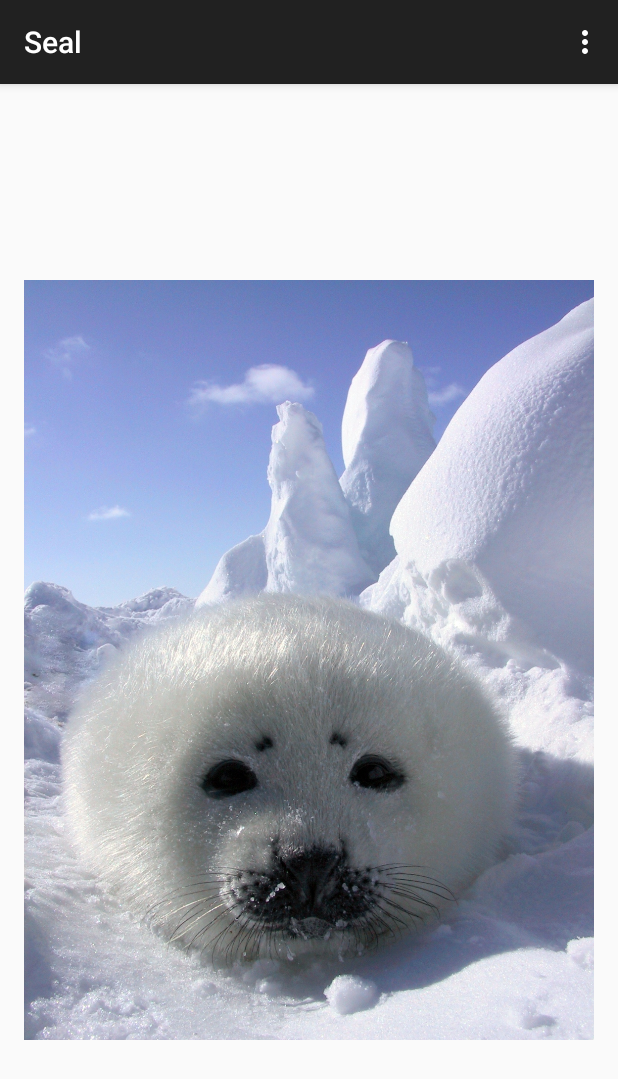
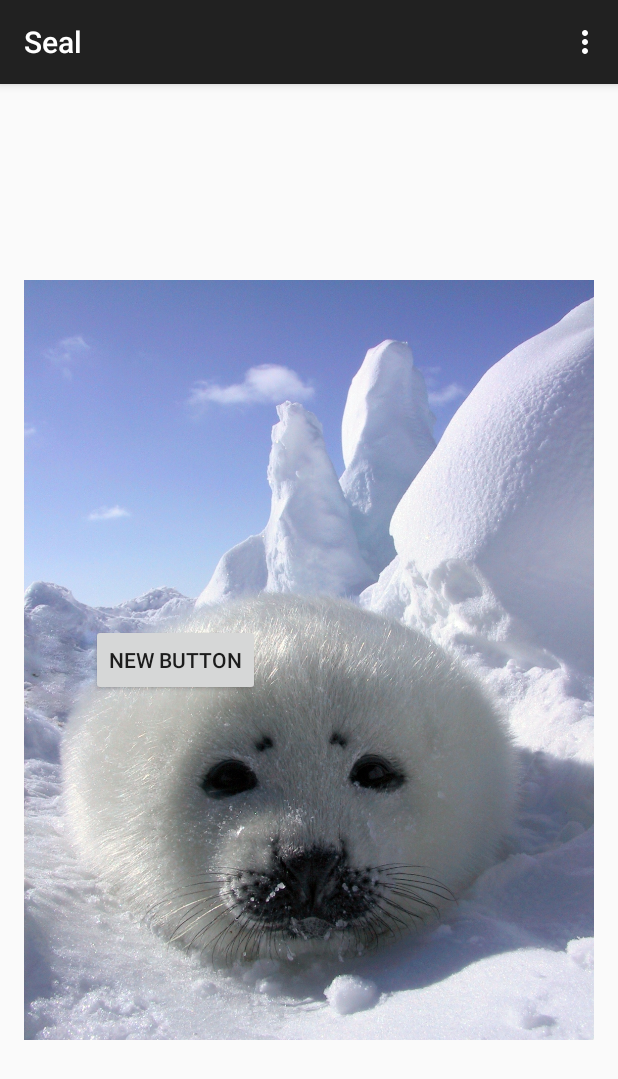
Before and after one commit to julia-bikova/Seal, an Android app: the screen it shows after launch (Seal), on a phone screen of 412 x 824 dp. Shown: the top 1079 px of the screen. Run offline under Robolectric (Android 15) with nearby library versions, the phone set to English and light mode, and no system bars.

Commit message:
add button

```diff
--- a/app/src/main/java/com/example/julia/seal/Seal.java
+++ b/app/src/main/java/com/example/julia/seal/Seal.java
@@ -11,6 +11,12 @@ import android.view.View;
 public class Seal extends ActionBarActivity {
 
     MediaPlayer mySound;
+
+    @Override
+    protected void onPause() {
+        super.onPause();
+        mySound.release();
+    }
 
     @Override
     protected void onCreate(Bundle savedInstanceState) {
--- a/app/src/main/res/layout/activity_seal.xml
+++ b/app/src/main/res/layout/activity_seal.xml
@@ -29,6 +29,17 @@
         android:layout_alignParentBottom="true"
         android:layout_centerHorizontal="true"
         android:visibility="invisible"
-        android:onClick="onClickButton" />
+        android:onClick="onClickButton"
+        android:contentDescription="seal" />
+
+    <Button
+        android:layout_width="wrap_content"
+        android:layout_height="wrap_content"
+        android:text="New Button"
+        android:id="@+id/button"
+        android:onClick="onClickButton"
+        android:layout_centerVertical="true"
+        android:layout_alignLeft="@+id/imageButton"
+        android:layout_alignStart="@+id/imageButton" />
 
 </RelativeLayout>
```
